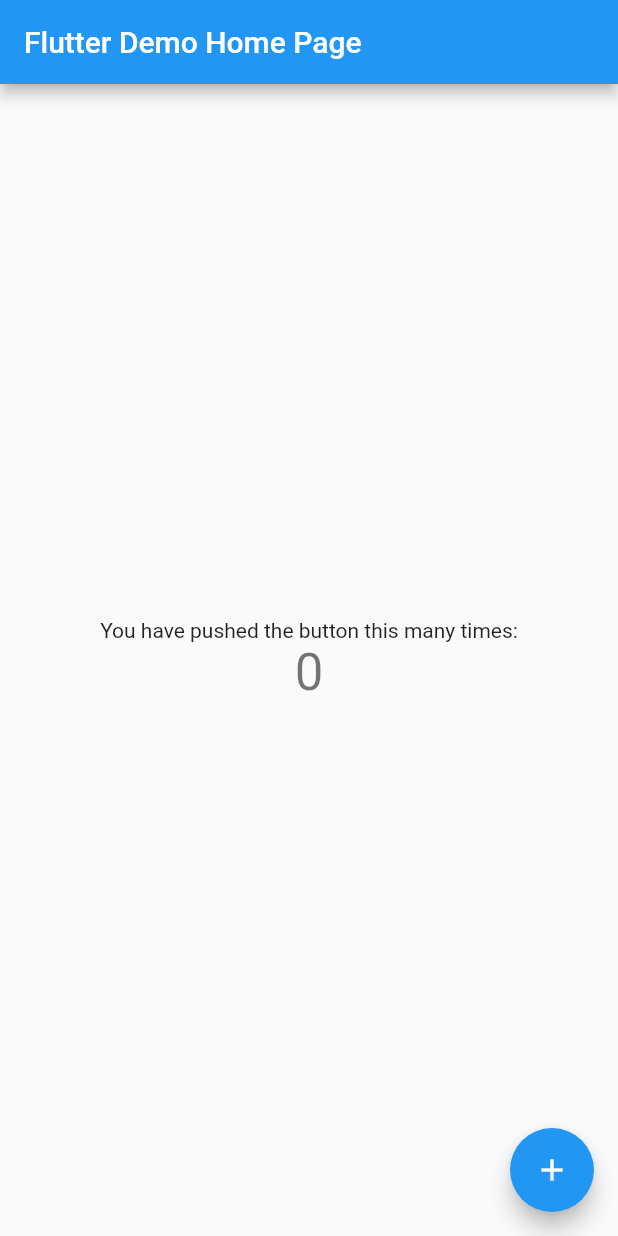
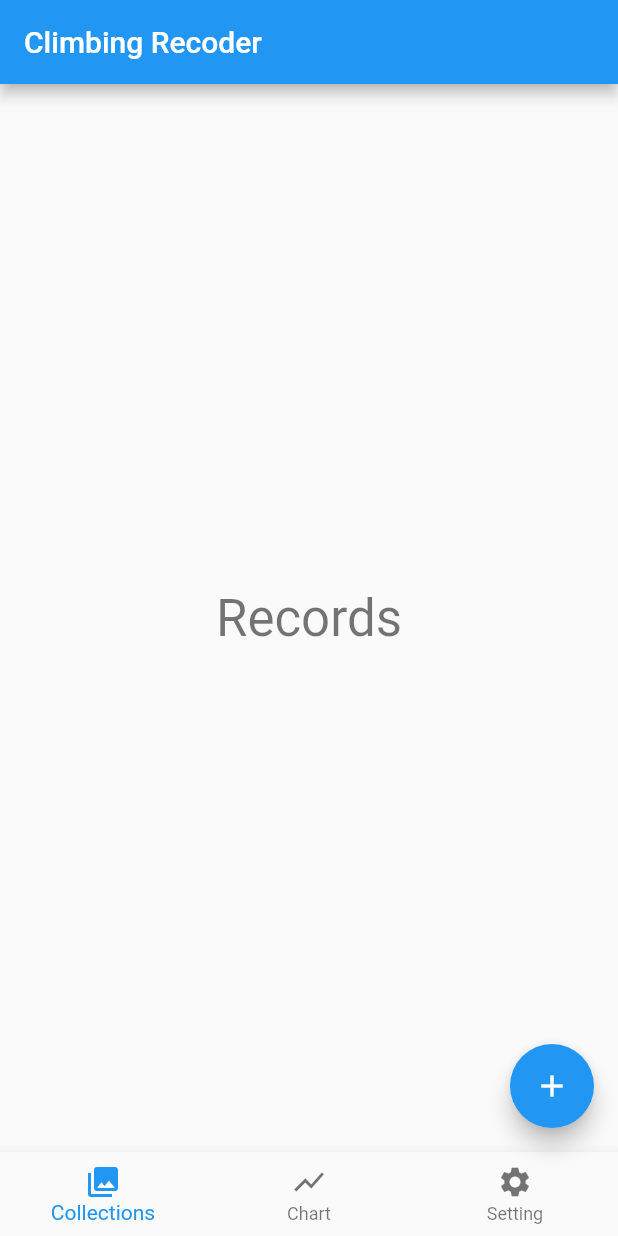
Before and after one commit to hasokon/climbing-app, a Flutter app: the screen it shows after launch, on a phone screen of 412 x 824 dp. Run offline on Flutter 3.47's test engine with Material 2 defaults, Android fonts, the light colour scheme and no system bars.

Commit message:
基本的な画面遷移作成

```diff
--- /dev/null
+++ b/lib/ClimbingChart.dart
@@ -0,0 +1,13 @@
+import 'package:flutter/material.dart';
+
+Widget ClimbingChart(BuildContext context) => Center(
+      child: Column(
+        mainAxisAlignment: MainAxisAlignment.center,
+        children: <Widget>[
+          new Text(
+            'Chart',
+            style: Theme.of(context).textTheme.display1,
+          ),
+        ],
+      ),
+    );
--- /dev/null
+++ b/lib/ClimbingRecords.dart
@@ -0,0 +1,13 @@
+import 'package:flutter/material.dart';
+
+Widget ClimbingRecords(BuildContext context) => Center(
+      child: Column(
+        mainAxisAlignment: MainAxisAlignment.center,
+        children: <Widget>[
+          new Text(
+            'Records',
+            style: Theme.of(context).textTheme.display1,
+          ),
+        ],
+      ),
+    );
--- /dev/null
+++ b/lib/CreateClimbingLog.dart
@@ -0,0 +1,22 @@
+import 'package:flutter/material.dart';
+
+class CreateClimbingLog extends StatelessWidget {
+  @override
+  Widget build(BuildContext context) {
+    return Scaffold(
+        appBar: AppBar(
+          title: Text('Create Climbing Log'),
+        ),
+        body: Center(
+          child: Column(
+            mainAxisAlignment: MainAxisAlignment.center,
+            children: <Widget>[
+              RaisedButton(
+                child: Text('Back'),
+                onPressed: () => Navigator.pop(context),
+              )
+            ],
+          ),
+        ));
+  }
+}
--- /dev/null
+++ b/lib/HomePage.dart
@@ -0,0 +1,73 @@
+import 'package:flutter/material.dart';
+import 'ClimbingRecords.dart';
+import 'ClimbingChart.dart';
+import 'Setting.dart';
+
+class HomePage extends StatefulWidget {
+  HomePage({Key key, this.title}) : super(key: key);
+
+  final String title;
+
+  @override
+  _HomePageState createState() => new _HomePageState();
+}
+
+class _HomePageState extends State<HomePage> {
+
+  int _navigateIndex = 0;
+
+  List _childrens = [
+   ClimbingRecords,
+   ClimbingChart,
+   Setting,
+  ];
+
+  Widget _selectChild(BuildContext context) => _childrens[_navigateIndex](context);
+
+  Widget _createFloatingActionButton(BuildContext context) {
+    if (_navigateIndex != 0) {
+      return null;
+    }
+
+    return FloatingActionButton(
+      onPressed: () => Navigator.of(context).pushNamed('/create'),
+      tooltip: 'Increment',
+      child: Icon(Icons.add),
+    );
+  }
+
+  void _tapOnBottomNavigation(int index) {
+    setState(() {
+      _navigateIndex = index;
+    });
+  }
+
+  @override
+  Widget build(BuildContext context) {
+    return Scaffold(
+      appBar: AppBar(
+        title: Text(widget.title),
+      ),
+      body: _selectChild(context),
+      floatingActionButton: _createFloatingActionButton(context),
+      bottomNavigationBar: BottomNavigationBar(
+        onTap: _tapOnBottomNavigation,
+        currentIndex: _navigateIndex,
+        items: [
+          BottomNavigationBarItem(
+            icon: Icon(Icons.collections),
+            title: Text('Collections'),
+          ),
+          BottomNavigationBarItem(
+            icon: Icon(Icons.show_chart),
+            title: Text('Chart'),
+          ),
+          BottomNavigationBarItem(
+            icon: Icon(Icons.settings),
+            title: Text('Setting'),
+          ),
+        ],
+      ),
+    );
+  }
+}
--- /dev/null
+++ b/lib/Setting.dart
@@ -0,0 +1,13 @@
+import 'package:flutter/material.dart';
+
+Widget Setting(BuildContext context) => Center(
+      child: Column(
+        mainAxisAlignment: MainAxisAlignment.center,
+        children: <Widget>[
+          new Text(
+            'Setting',
+            style: Theme.of(context).textTheme.display1,
+          ),
+        ],
+      ),
+    );
--- a/lib/main.dart
+++ b/lib/main.dart
@@ -1,109 +1,21 @@
 import 'package:flutter/material.dart';
+import 'HomePage.dart';
+import 'CreateClimbingLog.dart';
 
 void main() => runApp(new MyApp());
 
 class MyApp extends StatelessWidget {
-  // This widget is the root of your application.
   @override
   Widget build(BuildContext context) {
     return new MaterialApp(
-      title: 'Flutter Demo',
+      title: 'Climbing Recoder',
       theme: new ThemeData(
-        // This is the theme of your application.
-        //
-        // Try running your application with "flutter run". You'll see the
-        // application has a blue toolbar. Then, without quitting the app, try
-        // changing the primarySwatch below to Colors.green and then invoke
-        // "hot reload" (press "r" in the console where you ran "flutter run",
-        // or press Run > Flutter Hot Reload in IntelliJ). Notice that the
-        // counter didn't reset back to zero; the application is not restarted.
         primarySwatch: Colors.blue,
       ),
-      home: new MyHomePage(title: 'Flutter Demo Home Page'),
+      home: new HomePage(title: 'Climbing Recoder'),
+      routes: {
+        '/create': (BuildContext context) => new CreateClimbingLog(),
+      },
     );
   }
 }
-
-class MyHomePage extends StatefulWidget {
-  MyHomePage({Key key, this.title}) : super(key: key);
-
-  // This widget is the home page of your application. It is stateful, meaning
-  // that it has a State object (defined below) that contains fields that affect
-  // how it looks.
-
-  // This class is the configuration for the state. It holds the values (in this
-  // case the title) provided by the parent (in this case the App widget) and
-  // used by the build method of the State. Fields in a Widget subclass are
-  // always marked "final".
-
-  final String title;
-
-  @override
-  _MyHomePageState createState() => new _MyHomePageState();
-}
-
-class _MyHomePageState extends State<MyHomePage> {
-  int _counter = 0;
-
-  void _incrementCounter() {
-    setState(() {
-      // This call to setState tells the Flutter framework that something has
-      // changed in this State, which causes it to rerun the build method below
-      // so that the display can reflect the updated values. If we changed
-      // _counter without calling setState(), then the build method would not be
-      // called again, and so nothing would appear to happen.
-      _counter++;
-    });
-  }
-
-  @override
-  Widget build(BuildContext context) {
-    // This method is rerun every time setState is called, for instance as done
-    // by the _incrementCounter method above.
-    //
-    // The Flutter framework has been optimized to make rerunning build methods
-    // fast, so that you can just rebuild anything that needs updating rather
-    // than having to individually change instances of widgets.
-    return new Scaffold(
-      appBar: new AppBar(
-        // Here we take the value from the MyHomePage object that was created by
-        // the App.build method, and use it to set our appbar title.
-        title: new Text(widget.title),
-      ),
-      body: new Center(
-        // Center is a layout widget. It takes a single child and positions it
-        // in the middle of the parent.
-        child: new Column(
-          // Column is also layout widget. It takes a list of children and
-          // arranges them vertically. By default, it sizes itself to fit its
-          // children horizontally, and tries to be as tall as its parent.
-          //
-          // Invoke "debug paint" (press "p" in the console where you ran
-          // "flutter run", or select "Toggle Debug Paint" from the Flutter tool
-          // window in IntelliJ) to see the wireframe for each widget.
-          //
-          // Column has various properties to control how it sizes itself and
-          // how it positions its children. Here we use mainAxisAlignment to
-          // center the children vertically; the main axis here is the vertical
-          // axis because Columns are vertical (the cross axis would be
-          // horizontal).
-          mainAxisAlignment: MainAxisAlignment.center,
-          children: <Widget>[
-            new Text(
-              'You have pushed the button this many times:',
-            ),
-            new Text(
-              '$_counter',
-              style: Theme.of(context).textTheme.display1,
-            ),
-          ],
-        ),
-      ),
-      floatingActionButton: new FloatingActionButton(
-        onPressed: _incrementCounter,
-        tooltip: 'Increment',
-        child: new Icon(Icons.add),
-      ), // This trailing comma makes auto-formatting nicer for build methods.
-    );
-  }
-}
```
